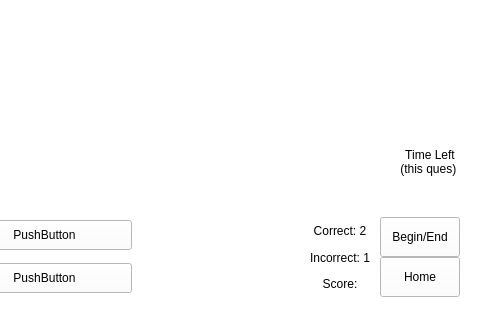
The window that ui/obj.ui (shubham-gadia/chrome_trex_quiz) describes before a commit, drawn with Qt 5; both pictures show x 268 to 748 and y 316 to 636 of the 748 by 636 pixel window.
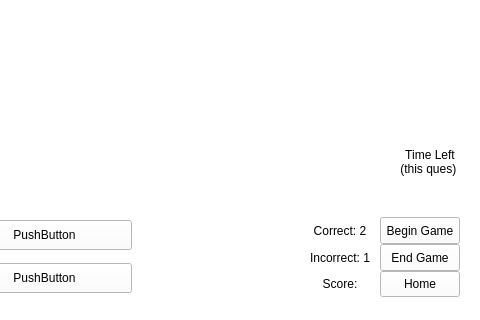
The same window after the commit.

```diff
--- a/ui/obj.ui
+++ b/ui/obj.ui
@@ -357,17 +357,36 @@
             <property name="minimumSize">
              <size>
               <width>80</width>
-              <height>40</height>
+              <height>27</height>
              </size>
             </property>
             <property name="maximumSize">
              <size>
               <width>80</width>
-              <height>40</height>
+              <height>27</height>
              </size>
             </property>
             <property name="text">
-             <string>Begin/End</string>
+             <string>Begin Game</string>
+            </property>
+           </widget>
+          </item>
+          <item>
+           <widget class="QPushButton" name="end_button">
+            <property name="minimumSize">
+             <size>
+              <width>0</width>
+              <height>27</height>
+             </size>
+            </property>
+            <property name="maximumSize">
+             <size>
+              <width>16777215</width>
+              <height>27</height>
+             </size>
+            </property>
+            <property name="text">
+             <string>End Game</string>
             </property>
            </widget>
           </item>
@@ -376,13 +395,13 @@
             <property name="minimumSize">
              <size>
               <width>80</width>
-              <height>40</height>
+              <height>26</height>
              </size>
             </property>
             <property name="maximumSize">
              <size>
               <width>80</width>
-              <height>40</height>
+              <height>26</height>
              </size>
             </property>
             <property name="text">
```
Left out of the diff: 2 changed lines with no effect on the pictures.
